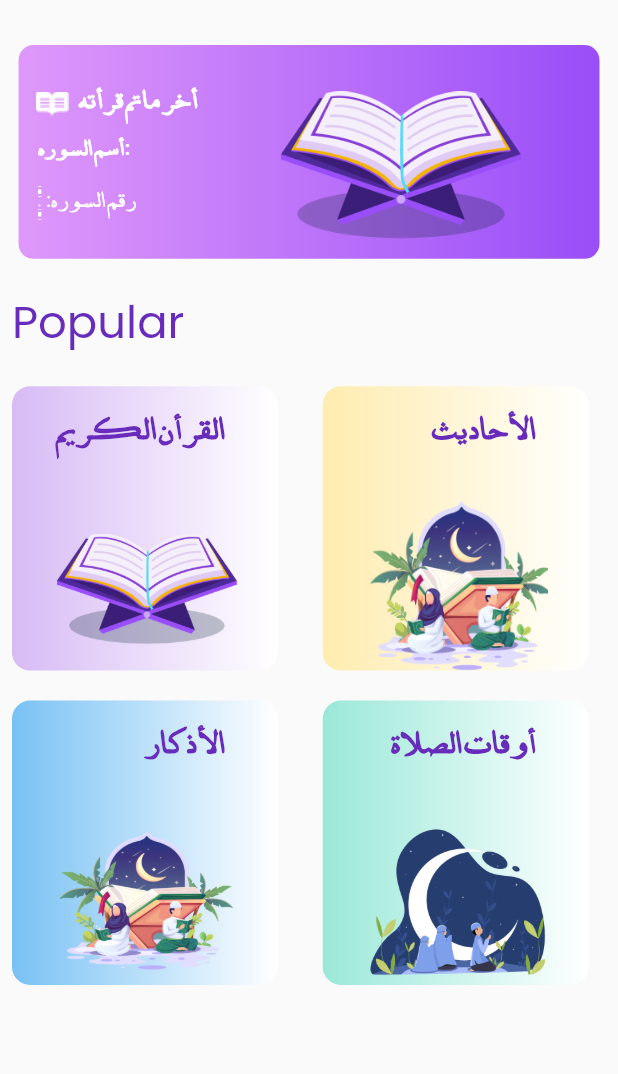
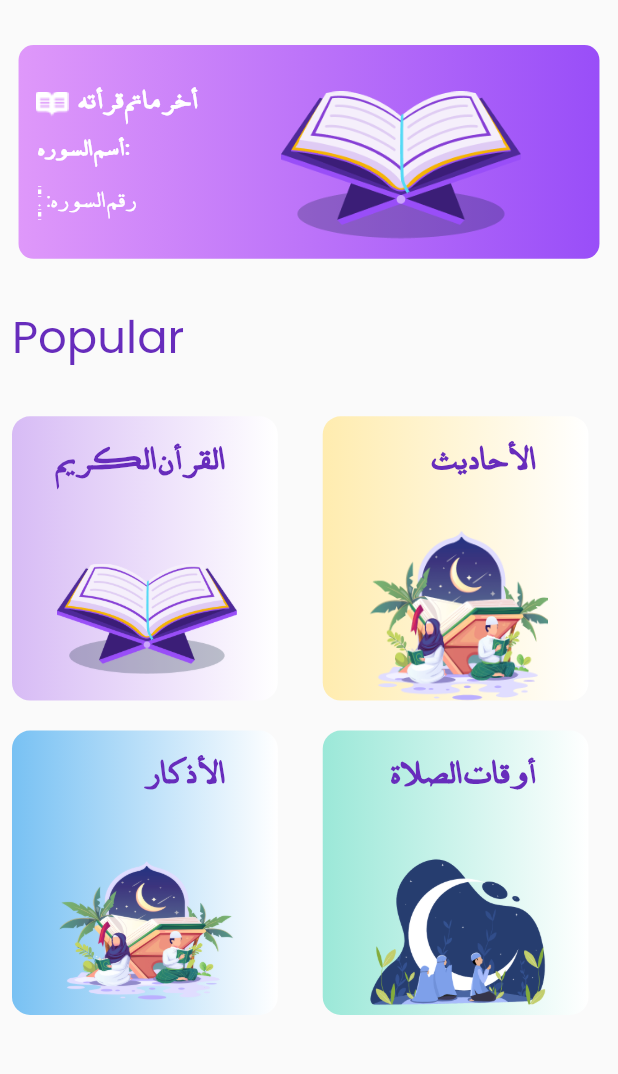
Before and after one commit to 18112001688/QuranApp, a Flutter app: the HomeView screen opened by its route, on a phone screen of 412 x 824 dp, the part 108-1182 px from its top. Run offline on Flutter 3.47's test engine with Material 2 defaults, Android fonts, the light colour scheme and no system bars; our stand-ins replace dartz, dio, flutter_bloc, get_it, go_router, shared_preferences; missing offline and left inert: quran; accounts and stored records are empty; Roboto replaces fonts that are missing (poppins).

Commit message:
some Ui editing

```diff
--- a/lib/Features/home/presentation/views/home_view.dart
+++ b/lib/Features/home/presentation/views/home_view.dart
@@ -1,10 +1,8 @@
-import 'package:Qurane_app/Features/home/presentation/manager/cubit/last_read_ayah_cubit.dart';
 import 'package:Qurane_app/Features/home/widget/custom_item.dart';
 import 'package:Qurane_app/Features/home/widget/custom_last_read_item.dart';
 import 'package:Qurane_app/core/constant/constent.dart';
 import 'package:Qurane_app/core/utlity/images.dart';
 import 'package:flutter/material.dart';
-import 'package:flutter_bloc/flutter_bloc.dart';
 import 'package:go_router/go_router.dart';
 
 class HomeView extends StatelessWidget {
@@ -40,7 +38,7 @@ class HomeView extends StatelessWidget {
                 ),
                 const CustomLastReadItem(),
                 const Padding(
-                  padding: EdgeInsets.only(top: 20, right: 10),
+                  padding: EdgeInsets.only(top: 30, right: 10),
                   child: Align(
                     alignment: Alignment.centerLeft,
                     child: Text(
@@ -54,7 +52,7 @@ class HomeView extends StatelessWidget {
                   ),
                 ),
                 const SizedBox(
-                  height: 20,
+                  height: 30,
                 ),
                 Row(
                   children: [
```
